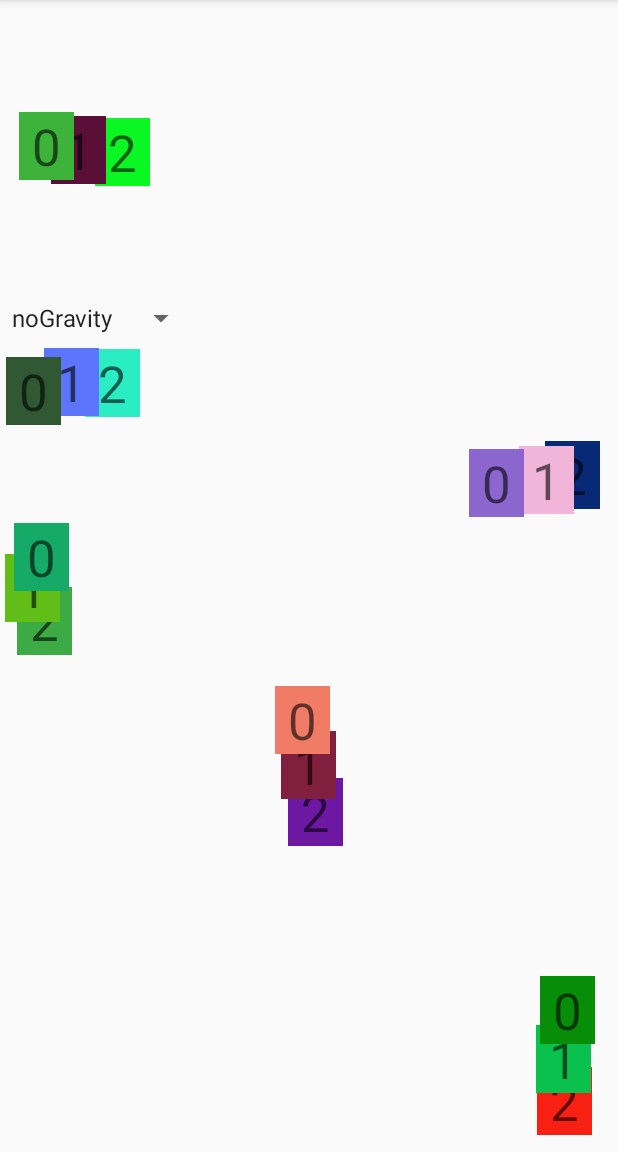
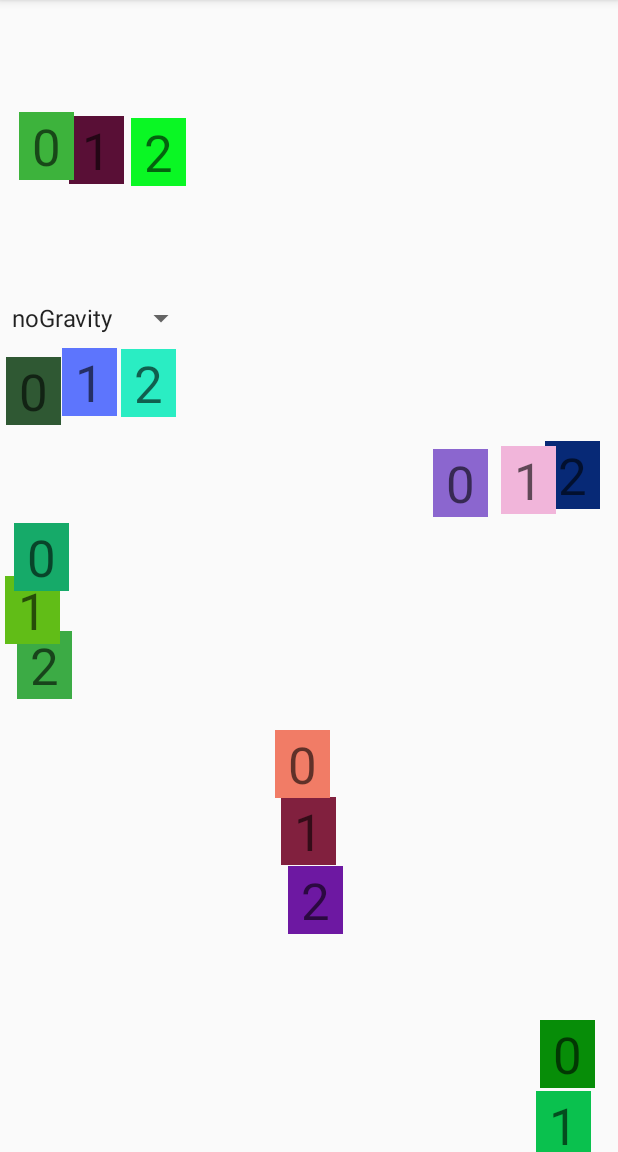
Before and after one commit to TeachonMars/OverlapLayout, an Android app: the screen it shows after launch (MainActivity), on a phone screen of 412 x 824 dp, the part 84-1236 px from its top. Run offline under Robolectric (Android 15) with nearby library versions, the phone set to English and light mode, and no system bars; 1 statement that could not run was skipped.

Commit message:
and change default overlapFactor

```diff
--- a/library/src/main/res/values/values.xml
+++ b/library/src/main/res/values/values.xml
@@ -1,5 +1,5 @@
 <?xml version="1.0" encoding="utf-8"?>
 <resources>
     <integer name="defaultChildShowCount">3</integer>
-    <item name="defaultOverlapFactor" type="fraction">66%</item>
+    <item name="defaultOverlapFactor" type="fraction">33%</item>
 </resources>
```
